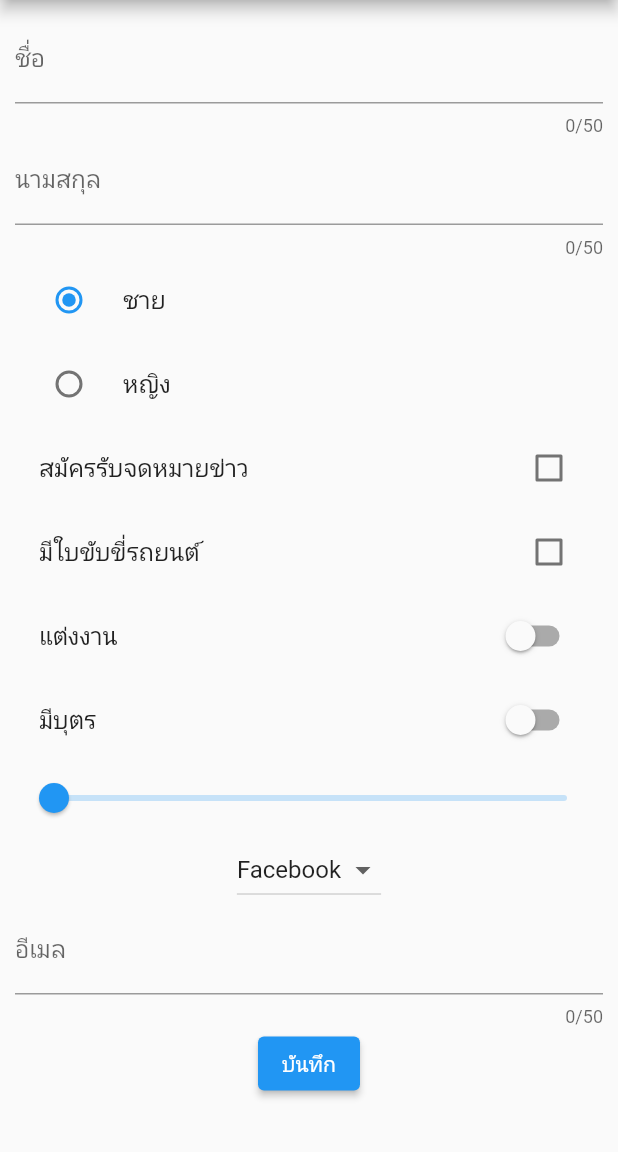
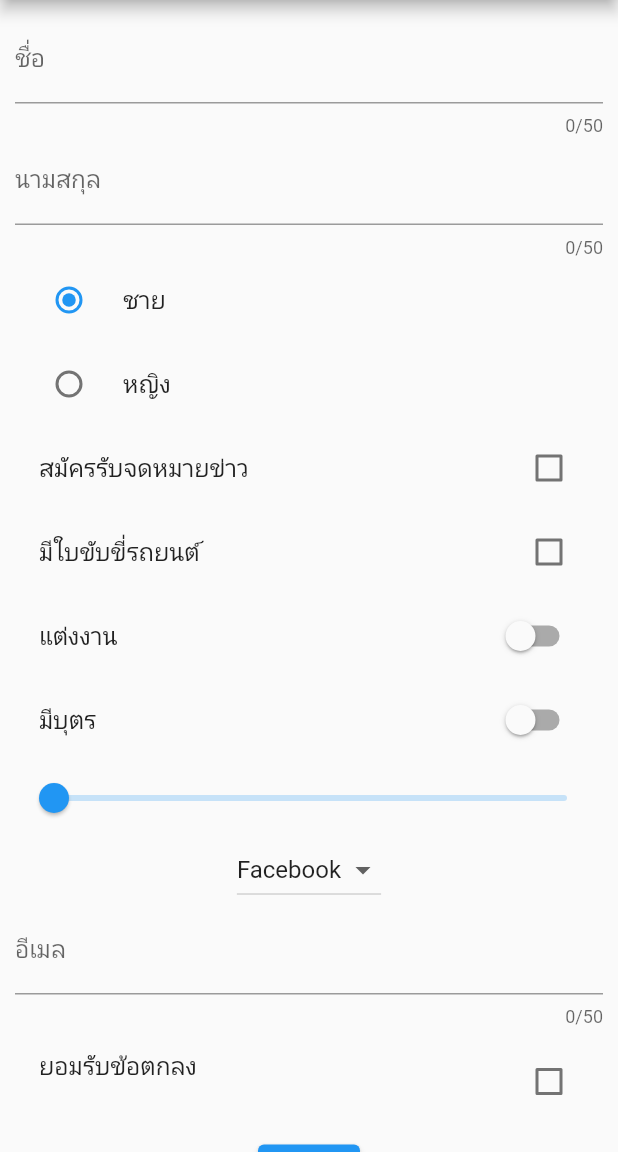
Before and after one commit to chon26909/Flutter-Form-Input, a Flutter app: the screen it shows after launch, on a phone screen of 412 x 824 dp, the part 84-1236 px from its top. Run offline on Flutter 3.47's test engine with Material 2 defaults, Android fonts, the phone set to English and light mode, and no system bars.

```diff
--- a/lib/screens/home_screen.dart
+++ b/lib/screens/home_screen.dart
@@ -1,4 +1,5 @@
 import 'package:flutter/material.dart';
+import 'package:form_input/widgets/checkbox_form_field.dart';
 
 class HomeScreen extends StatefulWidget {
   const HomeScreen({super.key});
@@ -21,8 +22,9 @@ class _HomeScreenState extends State<HomeScreen> {
       .toList();
   var channel = 'Facebook';
 
+  final formKey = GlobalKey<FormState>();
   var email = '';
-  final formKey = GlobalKey<FormState>();
+  var agreement = false;
 
   @override
   Widget build(BuildContext context) {
@@ -55,6 +57,7 @@ class _HomeScreenState extends State<HomeScreen> {
                   print("age ${age}");
                   print("chanel ${channel}");
                   print("email ${email}");
+                  print("agreemnt ${agreement}");
                 },
                 child: const Text("บันทึก"),
               )
@@ -83,6 +86,19 @@ class _HomeScreenState extends State<HomeScreen> {
                   .hasMatch(value)) {
                 return 'อีเมลไม่ถูกต้อง';
               }
+              return null;
+            },
+          ),
+          CheckboxFormField(
+            title: const Text("ยอมรับข้อตกลง"),
+            initialValue: agreement,
+            onSaved: (value) => agreement = value ?? false,
+            validator: (value) {
+              value ??= false;
+              if (!value) {
+                return 'กรุณายอมรับข้อตกลง';
+              }
+
               return null;
             },
           )
--- /dev/null
+++ b/lib/widgets/checkbox_form_field.dart
@@ -0,0 +1,26 @@
+import 'package:flutter/material.dart';
+
+class CheckboxFormField extends FormField<bool> {
+  CheckboxFormField(
+      {super.key,
+      bool initialValue = false,
+      Widget? title,
+      FormFieldSetter<bool>? onSaved,
+      FormFieldValidator<bool>? validator})
+      : super(
+          onSaved: onSaved,
+          initialValue: initialValue,
+          validator: validator,
+          builder: (field) => CheckboxListTile(
+            title: title,
+            value: field.value,
+            onChanged: field.didChange,
+            subtitle: field.hasError
+                ? Text(
+                    field.errorText ?? "",
+                    style: const TextStyle(color: Colors.red),
+                  )
+                : const Text(""),
+          ),
+        );
+}
```
